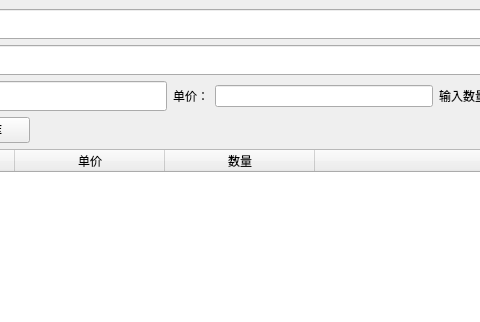
li1553770945/course-design-GUI, file ui/SaleWindow.ui: the form before one commit; both pictures show x 145 to 625 and y 0 to 322 of the 982 by 748 pixel window.
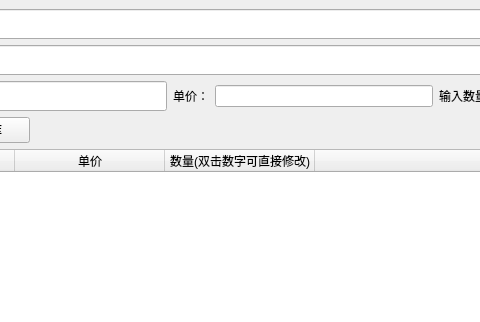
The form after the commit.

Commit message: 主窗口添加保存功能，菜单栏添加快捷键。

```diff
--- a/ui/SaleWindow.ui
+++ b/ui/SaleWindow.ui
@@ -335,7 +335,7 @@
       </column>
       <column>
        <property name="text">
-        <string>数量</string>
+        <string>数量(双击数字可直接修改)</string>
        </property>
        <property name="textAlignment">
         <set>AlignCenter</set>
```
The commit also changes 3 other files.
